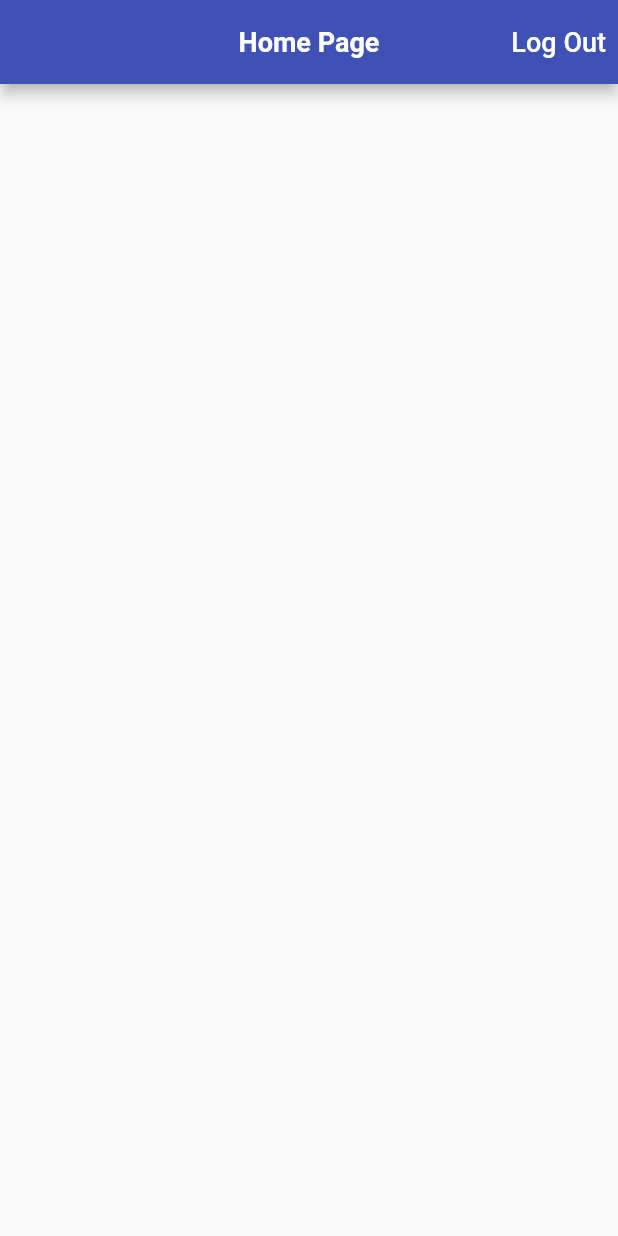
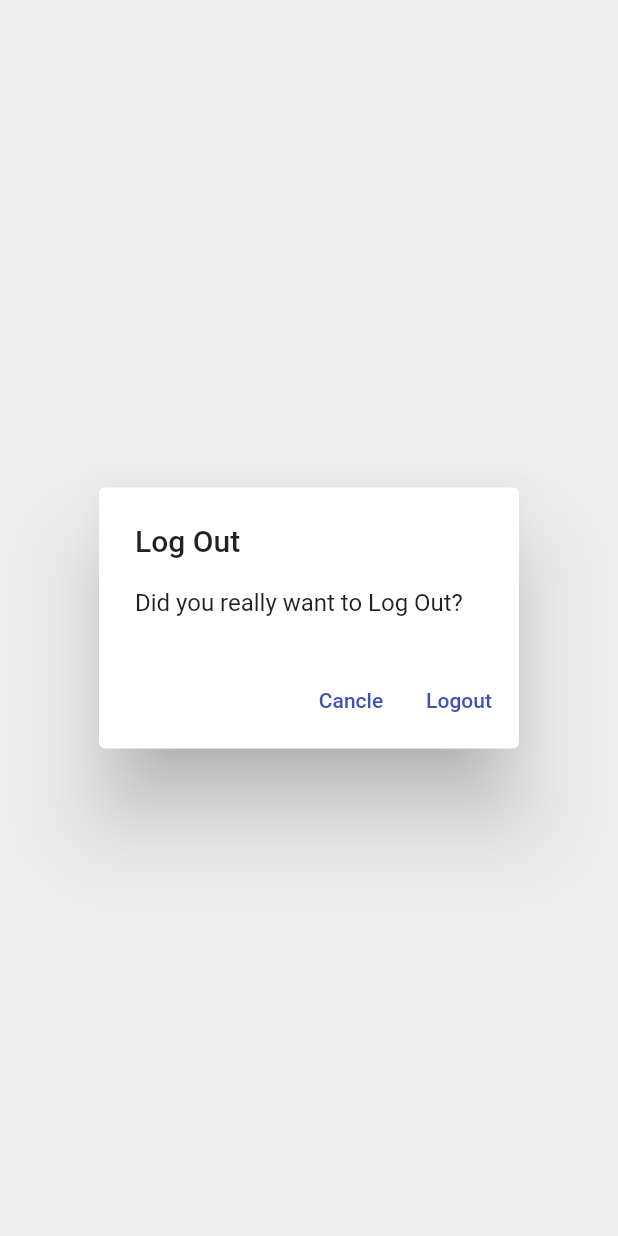
Before and after one commit to imakb4r/time_tracker_app, a Flutter app: the screen it shows once a user with an empty profile is signed in, after a tap on "Log Out", on a phone screen of 412 x 824 dp. Run offline on Flutter 3.47's test engine with Material 2 defaults, Android fonts, the phone set to English and light mode, and no system bars; our stand-ins replace firebase_auth, firebase_core, google_sign_in; missing offline and left inert: flutter_login_facebook; accounts and stored records are empty; network calls fail.

Commit message:
adding Platform alert dialog

```diff
--- a/lib/app/home_page.dart
+++ b/lib/app/home_page.dart
@@ -1,5 +1,6 @@
 import 'package:firebase_auth/firebase_auth.dart';
 import 'package:flutter/material.dart';
+import 'package:time_tracker_app/common_widgets/show_alert_dialog.dart';
 import 'package:time_tracker_app/services/auth.dart';
 
 class HomePage extends StatelessWidget {
@@ -12,6 +13,18 @@ class HomePage extends StatelessWidget {
       await auth.signOut();
     } catch (e) {
       print(e.toString());
+    }
+  }
+
+  Future<void> _confirmSignOut(BuildContext context) async {
+    final didRequestSignOut = await showAlertDialog(context,
+        title: 'Log Out ',
+        content: 'Did you really want to Log Out?',
+        cancleActionText: 'Cancle',
+        defaultActionText: 'Logout');
+    if (didRequestSignOut == true) {
+      print("Logout Button Pressed");
+      _signOut();
     }
   }
 
@@ -30,9 +43,7 @@ class HomePage extends StatelessWidget {
         centerTitle: true,
         actions: [
           TextButton(
-            onPressed: () {
-              _signOut();
-            },
+            onPressed: () => _confirmSignOut(context),
             child: const Text(
               "Log Out",
               style: TextStyle(
--- a/lib/app/landing_page.dart
+++ b/lib/app/landing_page.dart
@@ -11,11 +11,11 @@ class LandingPage extends StatelessWidget {
 
   @override
   Widget build(BuildContext context) {
-    return StreamBuilder(
+    return StreamBuilder<User?>(
       stream: auth.authStateChanges(),
       builder: (context, snapshot) {
         if (snapshot.connectionState == ConnectionState.active) {
-          final user = snapshot.data;
+          final User? user = snapshot.data;
           if (user == null) {
             return SignInPage(
               auth: auth,
--- /dev/null
+++ b/lib/common_widgets/show_alert_dialog.dart
@@ -0,0 +1,52 @@
+import 'dart:io';
+import 'package:flutter/cupertino.dart';
+import 'package:flutter/material.dart';
+
+Future<bool?> showAlertDialog(
+  BuildContext context, {
+  required String title,
+  required String content,
+  String? cancleActionText,
+  required String defaultActionText,
+}) {
+  if (!Platform.isIOS) {
+    return showDialog(
+      context: context,
+      barrierColor: Colors.grey[200],
+      barrierDismissible: false,
+      builder: (context) => AlertDialog(
+        title: Text(title),
+        content: Text(content),
+        actions: [
+          if (cancleActionText != null)
+            TextButton(
+              child: Text(cancleActionText),
+              onPressed: () => Navigator.of(context).pop(false),
+            ),
+          TextButton(
+            onPressed: () => Navigator.of(context).pop(true),
+            child: Text(defaultActionText),
+          ),
+        ],
+      ),
+    );
+  }
+  return showCupertinoDialog(
+    context: context,
+    builder: (context) => CupertinoAlertDialog(
+      title: Text(title),
+      content: Text(content),
+      actions: [
+        if (cancleActionText != null)
+          CupertinoDialogAction(
+            child: Text(cancleActionText),
+            onPressed: () => Navigator.of(context).pop(false),
+          ),
+        CupertinoDialogAction(
+          child: Text(defaultActionText),
+          onPressed: () => Navigator.of(context).pop(true),
+        )
+      ],
+    ),
+  );
+}
--- a/lib/services/auth.dart
+++ b/lib/services/auth.dart
@@ -7,8 +7,8 @@ abstract class AuthBase {
   Future<User?> signInAnonymously();
   Future<User?> signInWithGoogle();
   Future<User?> signInWithFacebook();
+  Stream<User?> authStateChanges();
   Future<void> signOut();
-  Stream<User?> authStateChanges();
   Future<User?> signInWithEmailAndPassword(String email, String password);
   Future<User?> createUserWithEmailAndPassword(String email, String password);
 }
```
Also changed, not shown: lib/app/sign_in/email_sign_in_form.dart (+6 -1 lines).
